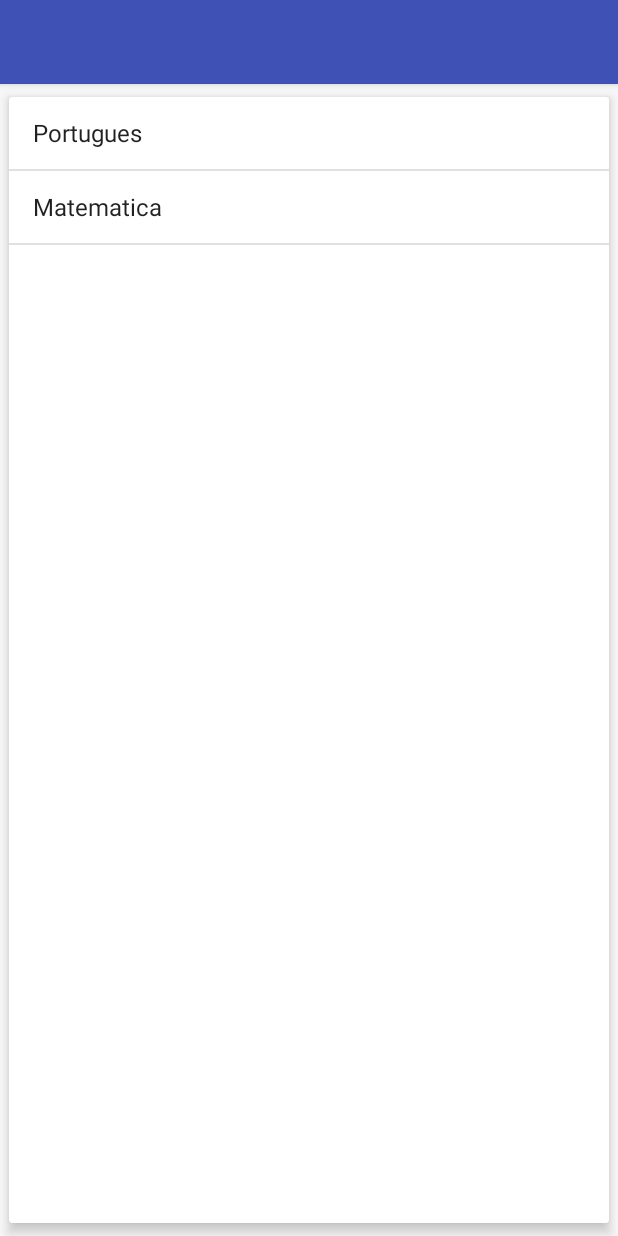
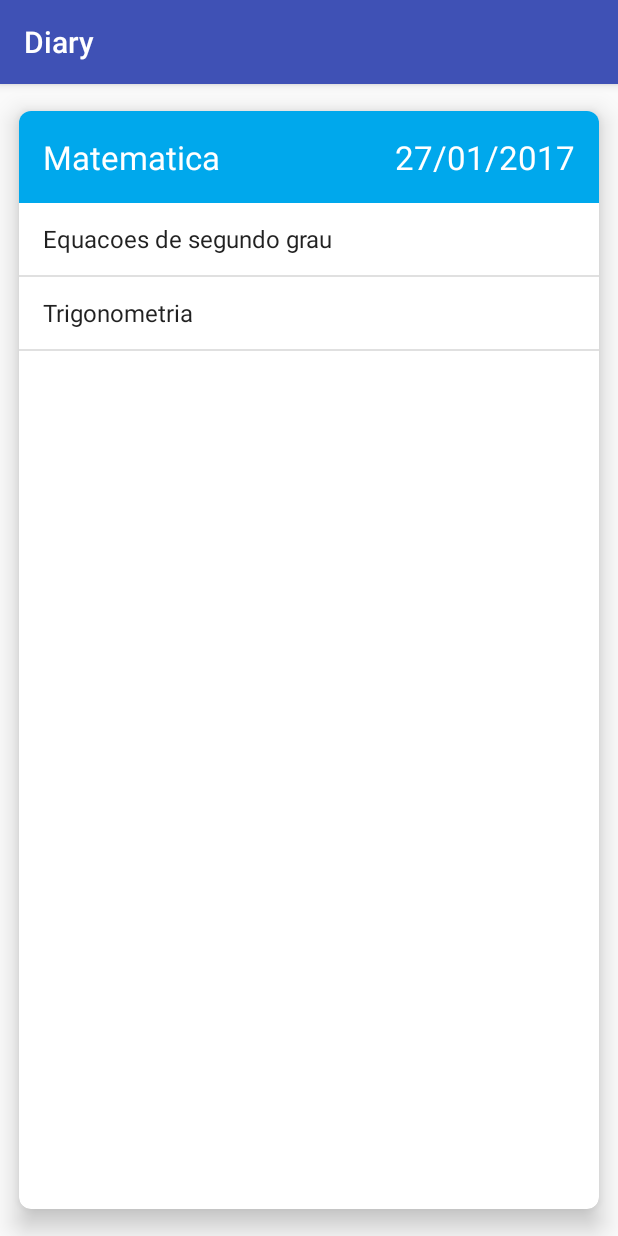
Before and after one commit to JabelFontoura/AgendaAndroid, an Android app: the ProvasActivity screen opened directly, with no data from a screen before it, after a tap on "Matematica", on a phone screen of 412 x 824 dp. Run offline under Robolectric (Android 15) with nearby library versions, the phone set to English and light mode, and no system bars.

Commit message:
Detalhes prova

```diff
--- a/app/src/main/AndroidManifest.xml
+++ b/app/src/main/AndroidManifest.xml
@@ -33,7 +33,7 @@
         </activity>
         <activity
             android:name=".FormularioActivity"
-            android:label="@string/title_activity_formulario"></activity>
+            android:label="@string/title_activity_formulario" />
 
         <receiver android:name=".receiver.SMSReceiver">
             <intent-filter>
@@ -41,7 +41,8 @@
             </intent-filter>
         </receiver>
 
-        <activity android:name=".ProvasActivity"></activity>
+        <activity android:name=".ProvasActivity" />
+        <activity android:name=".DetalhesProvaActivity"></activity>
     </application>
 
 </manifest>
--- /dev/null
+++ b/app/src/main/java/com/fontoura/jabel/agenda/DetalhesProvaActivity.java
@@ -0,0 +1,35 @@
+package com.fontoura.jabel.agenda;
+
+import android.content.Intent;
+import android.support.v7.app.AppCompatActivity;
+import android.os.Bundle;
+import android.view.View;
+import android.widget.ArrayAdapter;
+import android.widget.ListView;
+import android.widget.TextView;
+
+import com.fontoura.jabel.agenda.model.Prova;
+
+public class DetalhesProvaActivity extends AppCompatActivity {
+
+    @Override
+    protected void onCreate(Bundle savedInstanceState) {
+        super.onCreate(savedInstanceState);
+        setContentView(R.layout.activity_detalhes_prova);
+
+        Intent intent = getIntent();
+
+        Prova prova = (Prova) intent.getSerializableExtra("prova");
+
+        TextView materia = (TextView) findViewById(R.id.detalhas_prova_materia);
+        TextView data = (TextView) findViewById(R.id.detalhas_prova_data);
+        ListView listaTopicos = (ListView) findViewById(R.id.detalhes_prova_topico);
+
+        materia.setText(prova.getMateria());
+        data.setText(prova.getData());
+
+        ArrayAdapter<String> adapter = new ArrayAdapter<String>(this, android.R.layout.simple_list_item_1, prova.getTopicos());
+
+        listaTopicos.setAdapter(adapter);
+    }
+}
--- a/app/src/main/java/com/fontoura/jabel/agenda/ProvasActivity.java
+++ b/app/src/main/java/com/fontoura/jabel/agenda/ProvasActivity.java
@@ -1,5 +1,6 @@
 package com.fontoura.jabel.agenda;
 
+import android.content.Intent;
 import android.support.v7.app.AppCompatActivity;
 import android.os.Bundle;
 import android.view.View;
@@ -39,6 +40,11 @@ public class ProvasActivity extends AppCompatActivity {
             public void onItemClick(AdapterView<?> parent, View view, int position, long id) {
                 Prova prova = (Prova) parent.getItemAtPosition(position);
                 Toast.makeText(ProvasActivity.this, "Clicou na prova de " + prova, Toast.LENGTH_SHORT).show();
+                Intent vaiParaDetalhes = new Intent(ProvasActivity.this, DetalhesProvaActivity.class);
+
+                vaiParaDetalhes.putExtra("prova", prova);
+
+                startActivity(vaiParaDetalhes);
             }
         });
     }
--- /dev/null
+++ b/app/src/main/res/layout/activity_detalhes_prova.xml
@@ -0,0 +1,48 @@
+<?xml version="1.0" encoding="utf-8"?>
+<android.support.v7.widget.CardView xmlns:android="http://schemas.android.com/apk/res/android"
+    android:layout_width="match_parent"
+    android:layout_height="match_parent"
+    xmlns:app="http://schemas.android.com/apk/res-auto"
+    app:cardElevation="10dp"
+    app:cardCornerRadius="8dp"
+    app:cardUseCompatPadding="true">
+
+    <LinearLayout
+        android:layout_width="match_parent"
+        android:layout_height="match_parent"
+        android:orientation="vertical">
+
+    <RelativeLayout
+        android:layout_width="match_parent"
+        android:layout_height="wrap_content"
+        android:background="#00A8EC">
+
+        <TextView
+            android:id="@+id/detalhas_prova_materia"
+            android:layout_width="wrap_content"
+            android:layout_height="wrap_content"
+            android:layout_margin="16dp"
+            android:textColor="#FFF"
+            android:textSize="22sp"
+            android:text="Matéria"/>
+
+        <TextView
+            android:id="@+id/detalhas_prova_data"
+            android:layout_width="wrap_content"
+            android:layout_height="wrap_content"
+            android:layout_margin="16dp"
+            android:textColor="#FFF"
+            android:textSize="22sp"
+            android:layout_alignParentRight="true"
+            android:text="Data"/>
+
+    </RelativeLayout>
+
+        <ListView
+            android:id="@+id/detalhes_prova_topico"
+            android:layout_width="match_parent"
+            android:layout_height="match_parent"></ListView>
+
+    </LinearLayout>
+
+</android.support.v7.widget.CardView>
--- /dev/null
+++ b/app/src/main/res/values/strings.xml
@@ -0,0 +1,10 @@
+<?xml version="1.0" encoding="utf-8"?>
+<resources>
+    <string name="app_name">Diary</string>
+    <string name="action_settings">Configurations</string>
+    <string name="title_activity_formulario">Form</string>
+    <string name="campo_nome">Name</string>
+    <string name="campo_endereco">Adress</string>
+    <string name="campo_telefone">Phone</string>
+    <string name="campo_site">Site</string>
+</resources>
```
